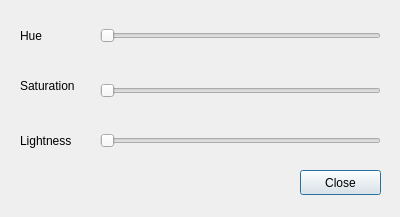
Above: hsldialog.ui from MrCabbageStick/Grafika-i-Przetwarzanie-Obrazow before the change. Below: the same form after it.
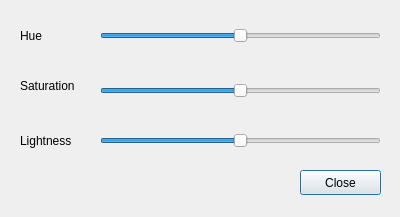
That is the form after the change.

Commit message: working hsl, but slow

```diff
--- a/hsldialog.ui
+++ b/hsldialog.ui
@@ -22,6 +22,9 @@
      <height>41</height>
     </rect>
    </property>
+   <property name="minimum">
+    <number>-359</number>
+   </property>
    <property name="maximum">
     <number>359</number>
    </property>
@@ -77,6 +80,9 @@
      <height>41</height>
     </rect>
    </property>
+   <property name="minimum">
+    <number>-99</number>
+   </property>
    <property name="orientation">
     <enum>Qt::Orientation::Horizontal</enum>
    </property>
@@ -90,6 +96,9 @@
      <height>41</height>
     </rect>
    </property>
+   <property name="minimum">
+    <number>-99</number>
+   </property>
    <property name="orientation">
     <enum>Qt::Orientation::Horizontal</enum>
    </property>
```
The commit also changes 2 other files.
